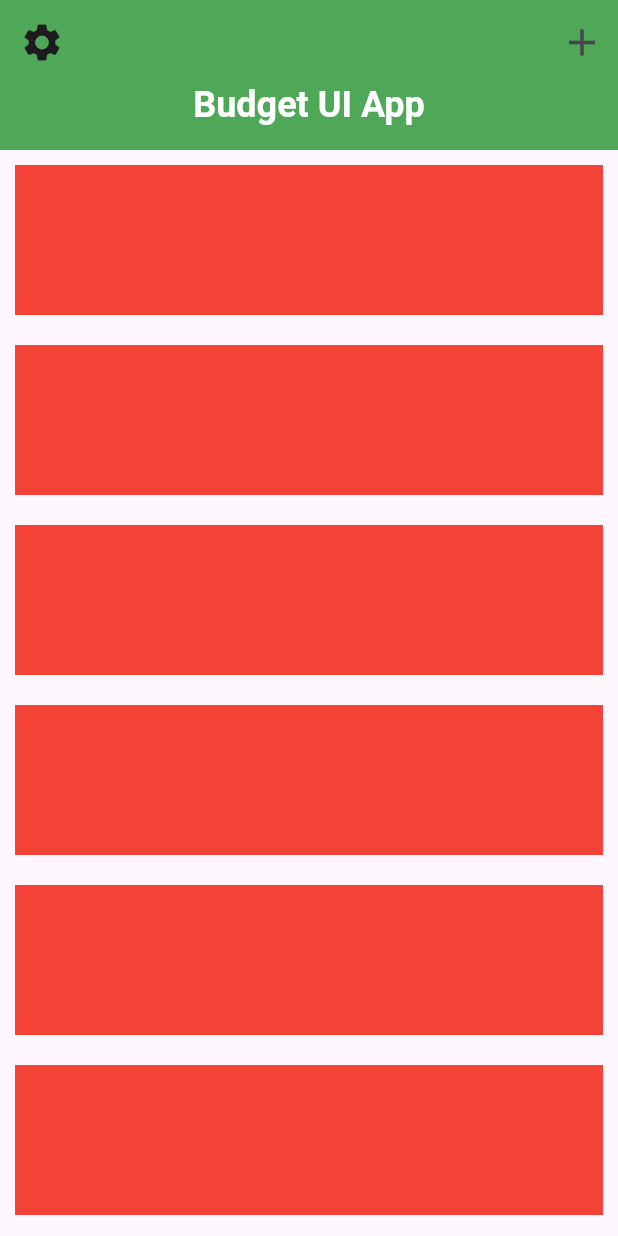
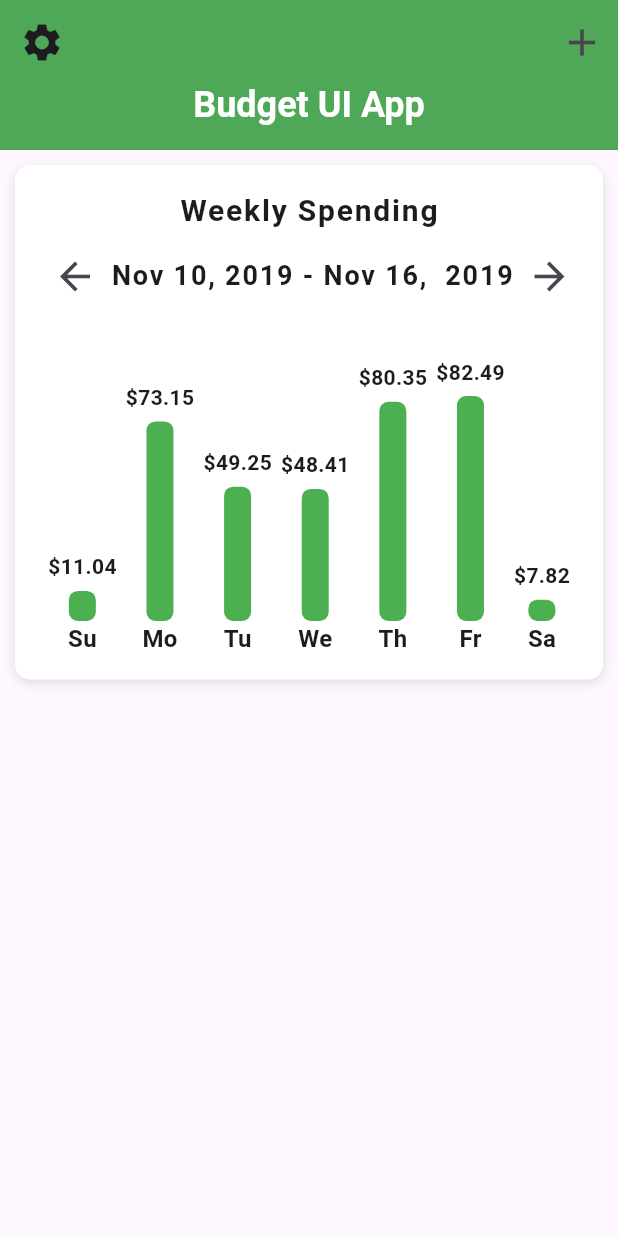
Before and after one commit to htoomthait/flutter_practice_2026, a Flutter app: the screen it shows after launch, on a phone screen of 412 x 824 dp. Run offline on Flutter 3.47's test engine with Material 3 defaults, Android fonts, the phone set to English and light mode, and no system bars; our stand-ins replace bloc, flutter_bloc.

Commit message:
bar chart lesson done

```diff
--- a/budget_ui_app/lib/screens/home_screen.dart
+++ b/budget_ui_app/lib/screens/home_screen.dart
@@ -1,3 +1,5 @@
+import 'package:budget_ui_app/data/data.dart';
+import 'package:budget_ui_app/widgets/bar_chart.dart';
 import 'package:flutter/material.dart';
 
 class HomeScreen extends StatefulWidget {
@@ -41,12 +43,18 @@ class _HomeScreenState extends State<HomeScreen> {
               (BuildContext context, int index){
                 return Container(
                   margin: EdgeInsets.all(10.0),
-                  height: 100.0,
-                  color: Colors.red
+
+
+                  decoration: BoxDecoration(
+                    color: Colors.white,
+                    boxShadow: [BoxShadow(color: Colors.black12, offset: Offset(0,2), blurRadius: 6.0)],
+                    borderRadius: BorderRadius.circular(10.0)
+                  ),
+                  child: BarChart(weeklySpending)
                 );
               }
               ,
-              childCount: 10,
+              childCount: 1,
             ),
           ),
         ],
--- /dev/null
+++ b/budget_ui_app/lib/widgets/bar_chart.dart
@@ -0,0 +1,101 @@
+import 'package:flutter/material.dart';
+
+class BarChart extends StatelessWidget {
+  final List<double> expenses;
+
+  const BarChart(this.expenses, {super.key});
+
+  @override
+  Widget build(BuildContext context) {
+    double mostExpensive = 0;
+    expenses.forEach((double price){
+      if(price > mostExpensive){
+        mostExpensive = price;
+      }
+    });
+
+    return Padding(
+      padding: const EdgeInsets.all(16.0),
+      child: Column(
+        children: <Widget>[
+          Text(
+            "Weekly Spending",
+            style: TextStyle(
+              fontSize: 20.0,
+              fontWeight: FontWeight.bold,
+              letterSpacing: 1.2,
+            ),
+          ),
+          SizedBox(height: 5.0),
+          Row(
+            mainAxisAlignment: MainAxisAlignment.center,
+            children: <Widget>[
+              IconButton(
+                icon: Icon(Icons.arrow_back),
+                iconSize: 30.0,
+                onPressed: () {},
+              ),
+              Text(
+                "Nov 10, 2019 - Nov 16,  2019",
+                style: TextStyle(
+                  fontSize: 18.0,
+                  fontWeight: FontWeight.w600,
+                  letterSpacing: 1.2,
+                ),
+              ),
+              IconButton(
+                icon: Icon(Icons.arrow_forward),
+                iconSize: 30.0,
+                onPressed: () {},
+              ),
+            ],
+          ),
+          SizedBox(height: 30.0,),
+          Row(
+            mainAxisAlignment: MainAxisAlignment.spaceEvenly,
+            crossAxisAlignment: CrossAxisAlignment.end,
+            children: <Widget>[
+              Bar(label: 'Su', amountSpent: expenses[0], mostExpensive: mostExpensive),
+              Bar(label: 'Mo', amountSpent: expenses[1], mostExpensive: mostExpensive),
+              Bar(label: 'Tu', amountSpent: expenses[2], mostExpensive: mostExpensive),
+              Bar(label: 'We', amountSpent: expenses[3], mostExpensive: mostExpensive),
+              Bar(label: 'Th', amountSpent: expenses[4], mostExpensive: mostExpensive),
+              Bar(label: 'Fr', amountSpent: expenses[5], mostExpensive: mostExpensive),
+              Bar(label: 'Sa', amountSpent: expenses[6], mostExpensive: mostExpensive),
+
+            ],
+          )
+        ],
+      ),
+    );
+  }
+}
+
+class Bar extends StatelessWidget {
+  final String label;
+  final double amountSpent;
+  final double mostExpensive;
+
+  final double _maxBarHeight  = 150.0;
+
+  const Bar({super.key, required this.label, required this.amountSpent, required this.mostExpensive});
+  @override
+  Widget build(BuildContext context) {
+    final barHeight =  amountSpent / mostExpensive * _maxBarHeight;
+    return Column(
+      children: <Widget>[
+        Text("\$${amountSpent.toStringAsFixed(2)}", style: TextStyle(fontWeight: FontWeight.w600)),
+        SizedBox(height: 6.0,),
+        Container(
+          height: barHeight,
+          width: 18.0,
+          decoration: BoxDecoration(
+              color: Theme.of(context).primaryColor,
+              borderRadius: BorderRadius.circular(6.0)
+          ),
+        ),
+        Text(label, style: TextStyle(fontWeight: FontWeight.w600, fontSize: 16.0))
+      ],
+    );
+  }
+}
```
